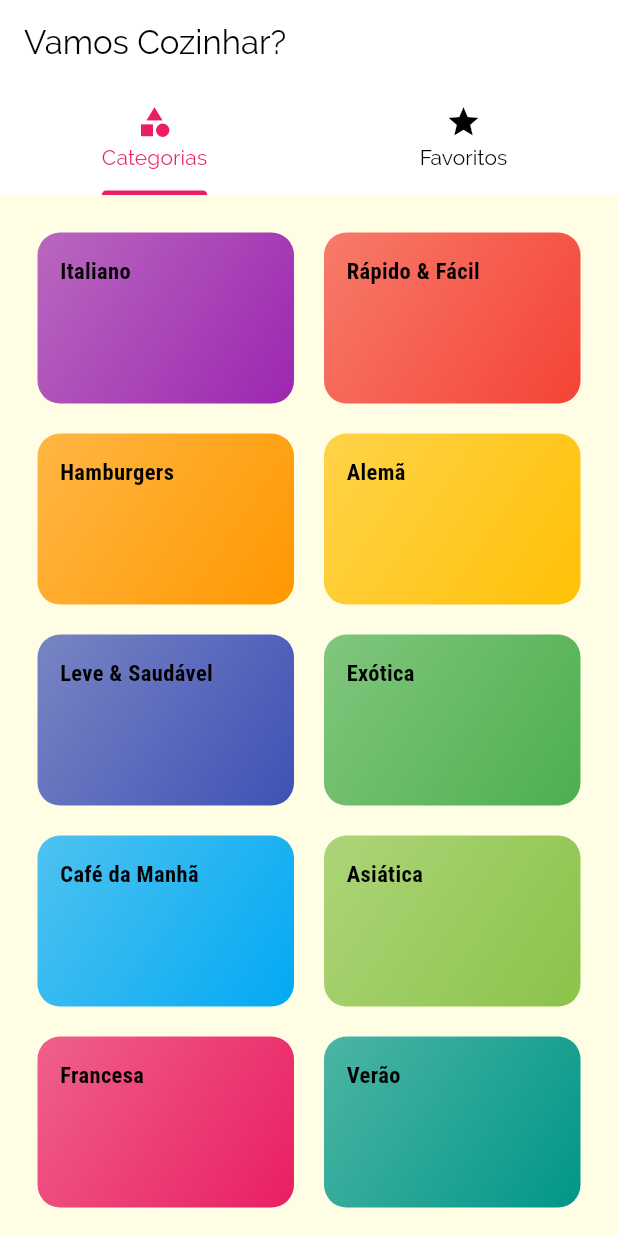
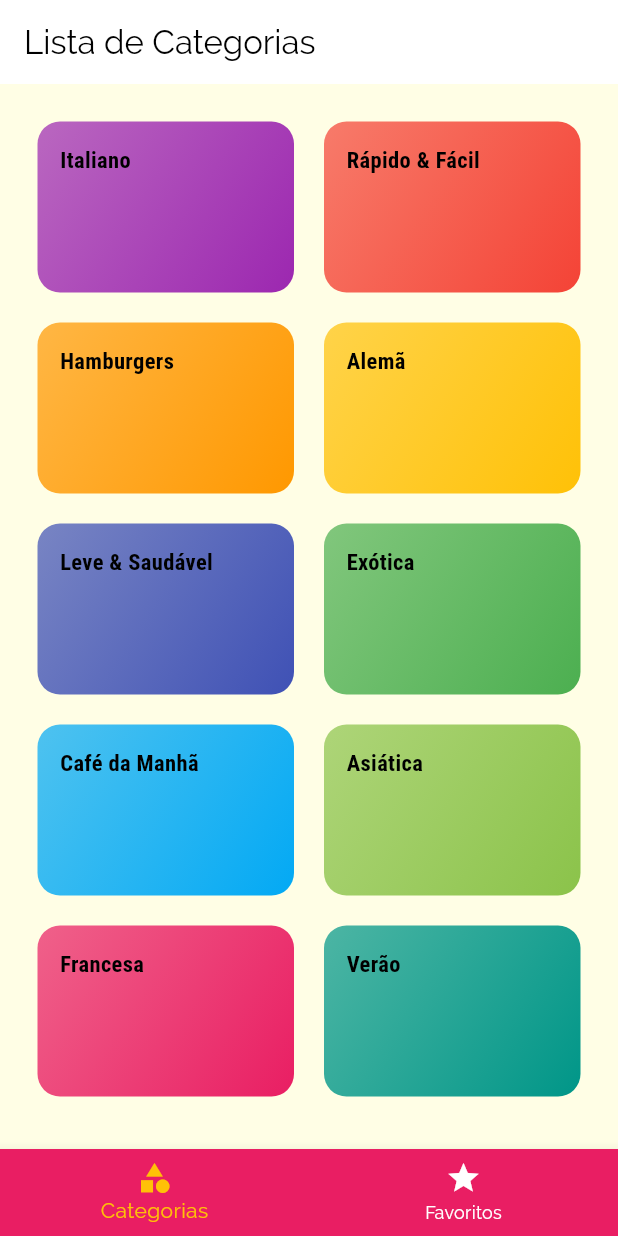
Before and after one commit to LeonardoVechieti/meals, a Flutter app: the screen it shows after launch, on a phone screen of 412 x 824 dp. Run offline on Flutter 3.47's test engine with Material 3 defaults, Android fonts, the phone set to English and light mode, and no system bars.

Commit message:
Feat | Navegação com tab no Botton

```diff
--- a/lib/screens/tabs_screen.dart
+++ b/lib/screens/tabs_screen.dart
@@ -2,35 +2,55 @@ import 'package:flutter/material.dart';
 import 'package:meals/screens/categories_screen.dart';
 import 'package:meals/screens/favorite_screen.dart';
 
-class TabsScreen extends StatelessWidget {
+class TabsScreen extends StatefulWidget {
   const TabsScreen({super.key});
 
   @override
+  State<TabsScreen> createState() => _TabsScreenState();
+}
+
+class _TabsScreenState extends State<TabsScreen> {
+  int selectedScreenIndex = 0;
+  final List<Map<String, Object>> _screens = [
+    {
+      "title": "Lista de Categorias",
+      "screen": const CategoriesScreen(),
+    },
+    {
+      "title": "Meus Favoritos",
+      "screen": const FavoriteScreen(),
+    },
+  ];
+
+  _selectScreen(int index) {
+    setState(() {
+      selectedScreenIndex = index;
+    });
+  }
+
+  @override
   Widget build(BuildContext context) {
-    return DefaultTabController(
-      length: 2,
-      child: Scaffold(
-        appBar: AppBar(
-          title: const Text("Vamos Cozinhar?"),
-          bottom: const TabBar(
-            tabs: [
-              Tab(
-                icon: Icon(Icons.category),
-                text: "Categorias",
-              ),
-              Tab(
-                icon: Icon(Icons.star),
-                text: "Favoritos",
-              ),
-            ],
+    return Scaffold(
+      appBar: AppBar(
+        title: Text(_screens[selectedScreenIndex]["title"] as String),
+      ),
+      body: _screens[selectedScreenIndex]["screen"] as Widget,
+      bottomNavigationBar: BottomNavigationBar(
+        onTap: _selectScreen,
+        backgroundColor: Theme.of(context).primaryColor,
+        unselectedItemColor: Colors.white,
+        selectedItemColor: Theme.of(context).colorScheme.secondary,
+        currentIndex: selectedScreenIndex,
+        items: const [
+          BottomNavigationBarItem(
+            icon: Icon(Icons.category),
+            label: "Categorias",
           ),
-        ),
-        body: const TabBarView(
-          children: [
-            CategoriesScreen(),
-            FavoriteScreen(),
-          ],
-        ),
+          BottomNavigationBarItem(
+            icon: Icon(Icons.star),
+            label: "Favoritos",
+          ),
+        ],
       ),
     );
   }
```
